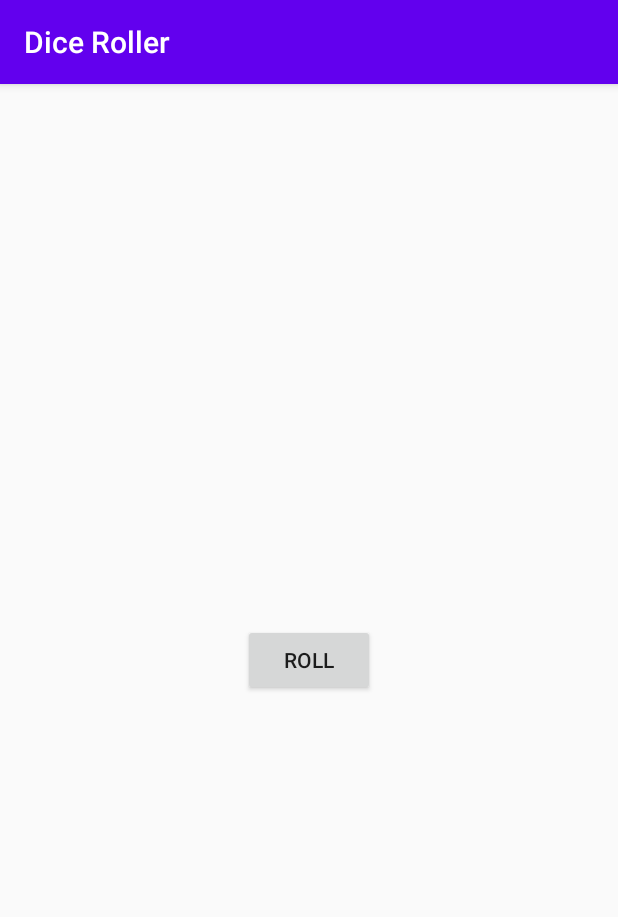
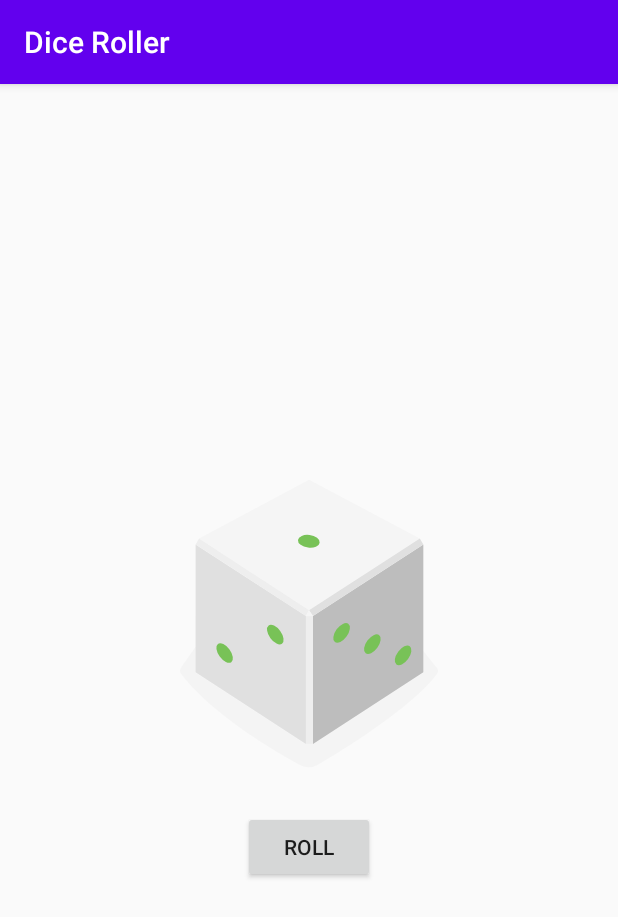
Before and after one commit to abhishekrnc/DiceRoller, an Android app: the screen it shows after launch (MainActivity), on a phone screen of 412 x 824 dp. Shown: the top 917 px of the screen. Run offline under Robolectric (Android 15) with nearby library versions, the phone set to English and light mode, and no system bars.

Commit message:
major fixes

```diff
--- a/app/src/main/java/com/droidabhishek/diceroller/MainActivity.kt
+++ b/app/src/main/java/com/droidabhishek/diceroller/MainActivity.kt
@@ -18,10 +18,10 @@ import kotlin.random.Random
     }
 
      private fun rollDice() {
-         val resultText: TextView = findViewById(R.id.result_text)
+
 
          val randomInt = java.util.Random().nextInt(6) + 1
 
-         resultText.text = randomInt.toString()                                //Code
+
      }
  }
--- a/app/src/main/res/layout/activity_main.xml
+++ b/app/src/main/res/layout/activity_main.xml
@@ -7,7 +7,12 @@
     android:layout_gravity="center_vertical"
     tools:context=".MainActivity" >
 
-
+    <ImageView
+        android:id="@+id/dice_image"
+        android:layout_width="wrap_content"
+        android:layout_height="wrap_content"
+        android:layout_gravity="center_horizontal"
+        android:src="@drawable/dice_1" />
 
     <Button
         android:id="@+id/roll_button"
```
